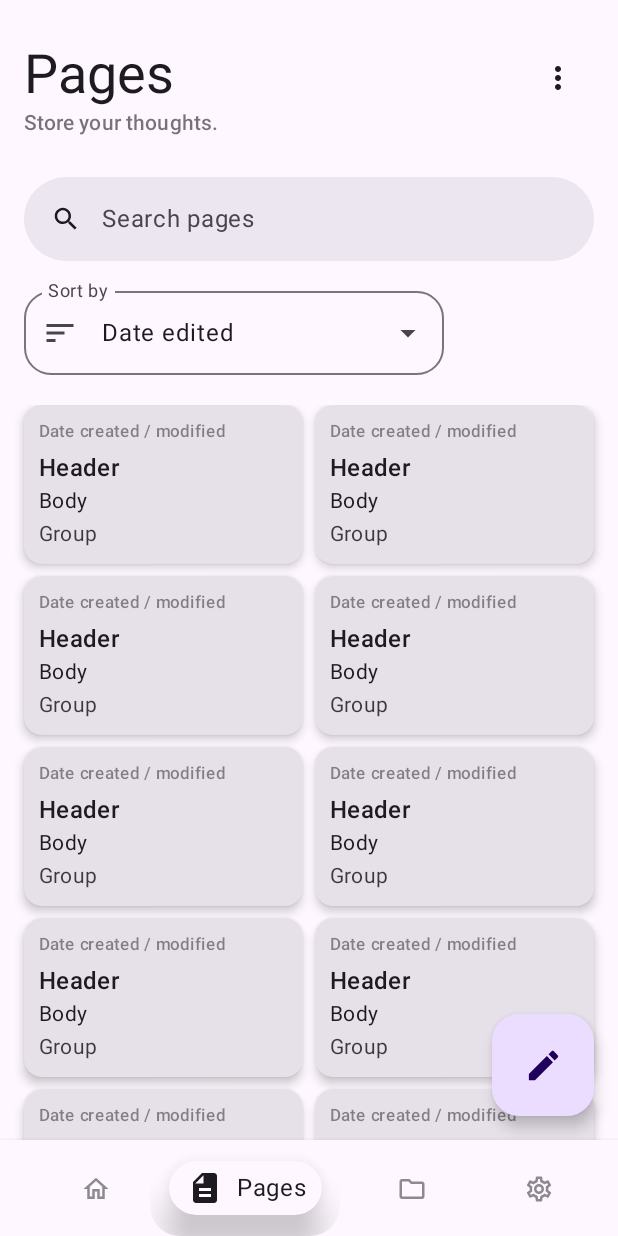
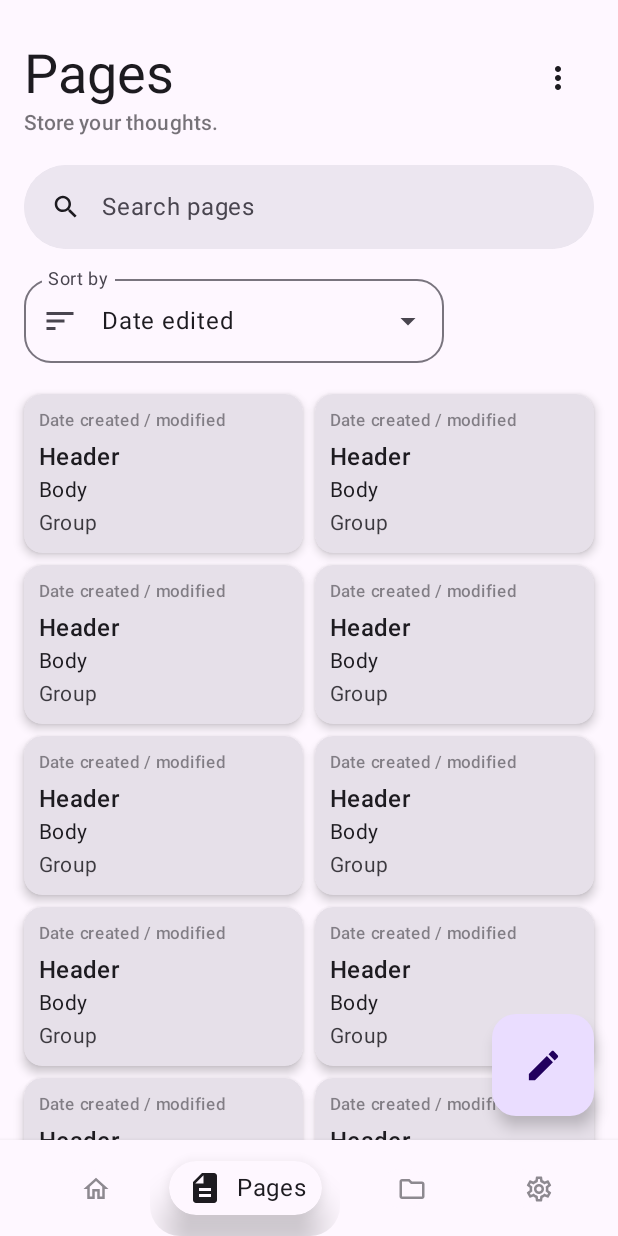
Before and after one commit to DavidL1023/Regimen, an Android app built with Jetpack Compose: the PagesScreen screen opened through its navigation route, on a phone screen of 412 x 824 dp. Run offline under Robolectric (Android 15) with nearby library versions, the phone set to English and light mode, and no system bars; our stand-ins replace Dagger/Hilt's generated code.

Commit message:
Hide content animation fixes

```diff
--- a/app/src/main/java/app/regimen/MainScreen.kt
+++ b/app/src/main/java/app/regimen/MainScreen.kt
@@ -7,9 +7,11 @@ import androidx.compose.animation.core.animateDpAsState
 import androidx.compose.animation.core.animateFloatAsState
 import androidx.compose.animation.core.spring
 import androidx.compose.animation.core.tween
+import androidx.compose.animation.expandIn
+import androidx.compose.animation.fadeIn
+import androidx.compose.animation.fadeOut
 import androidx.compose.foundation.background
 import androidx.compose.foundation.clickable
-import androidx.compose.foundation.indication
 import androidx.compose.foundation.interaction.MutableInteractionSource
 import androidx.compose.foundation.layout.Arrangement
 import androidx.compose.foundation.layout.Box
@@ -26,8 +28,6 @@ import androidx.compose.foundation.layout.offset
 import androidx.compose.foundation.layout.padding
 import androidx.compose.foundation.layout.size
 import androidx.compose.foundation.layout.width
-import androidx.compose.foundation.lazy.LazyListState
-import androidx.compose.foundation.lazy.staggeredgrid.LazyStaggeredGridState
 import androidx.compose.foundation.shape.RoundedCornerShape
 import androidx.compose.material.icons.Icons
 import androidx.compose.material.icons.filled.Add
@@ -42,13 +42,10 @@ import androidx.compose.material3.Scaffold
 import androidx.compose.material3.Text
 import androidx.compose.runtime.Composable
 import androidx.compose.runtime.DisposableEffect
-import androidx.compose.runtime.State
 import androidx.compose.runtime.getValue
 import androidx.compose.runtime.mutableStateOf
-import androidx.compose.runtime.produceState
 import androidx.compose.runtime.remember
 import androidx.compose.runtime.setValue
-import androidx.compose.runtime.snapshotFlow
 import androidx.compose.ui.Alignment
 import androidx.compose.ui.Modifier
 import androidx.compose.ui.draw.alpha
@@ -62,6 +59,7 @@ import androidx.compose.ui.graphics.CompositingStrategy
 import androidx.compose.ui.graphics.graphicsLayer
 import androidx.compose.ui.graphics.vector.ImageVector
 import androidx.compose.ui.graphics.vector.rememberVectorPainter
+import androidx.compose.ui.unit.IntSize
 import androidx.compose.ui.unit.dp
 import androidx.navigation.NavDestination
 import androidx.navigation.NavDestination.Companion.hierarchy
@@ -201,7 +199,7 @@ fun MainScreen() {
 fun CustomFloatingActionButton(
     expandable: Boolean,
     onFabClick: () -> Unit,
-    fabBoxContent: @Composable BoxScope.(Boolean) -> Unit,
+    fabBoxContent: @Composable() (BoxScope.(Boolean) -> Unit),
     fabIcon: ImageVector,
     toggledFocusDim: Boolean
 ) {
@@ -223,7 +221,6 @@ fun CustomFloatingActionButton(
     )
 
     Column {
-
         // ExpandedBox over the FAB
         Box(
             modifier = Modifier
@@ -246,17 +243,15 @@ fun CustomFloatingActionButton(
         }
 
         FloatingActionButton(
+            modifier = Modifier
+                .width(expandedFabWidth)
+                .height(expandedFabHeight),
             onClick = {
                 onFabClick()
                 if (expandable) {
                     isExpanded = !isExpanded
                 }
-            },
-            modifier = Modifier
-                .width(expandedFabWidth)
-                .height(expandedFabHeight),
-            shape = RoundedCornerShape(18.dp)
-
+            }
         ) {
 
             Icon(
@@ -294,7 +289,6 @@ fun CustomFloatingActionButton(
                     )
             )
         }
-
     }
 }
 
--- a/app/src/main/java/app/regimen/screens/Groups.kt
+++ b/app/src/main/java/app/regimen/screens/Groups.kt
@@ -118,9 +118,7 @@ fun GroupsScreen(
     )
 
     // Groups column
-    Column (
-        verticalArrangement = Arrangement.spacedBy(12.dp)
-    ) {
+    Column {
 
         // Tab selector (includes group list)
         GroupTabs(lazyListState, lazyStaggeredGridState)
@@ -273,7 +271,7 @@ fun RemindersGroupTab(lazyListState: LazyListState) {
         verticalArrangement = Arrangement.spacedBy(12.dp),
         content = {
 
-            item(1) {
+            item {
                 // Display group list
                 Column {
                     val isButtonClicked = toggleableTextButton()
--- a/app/src/main/java/app/regimen/screens/Home.kt
+++ b/app/src/main/java/app/regimen/screens/Home.kt
@@ -2,6 +2,11 @@ package app.regimen.screens
 
 import androidx.compose.animation.AnimatedVisibility
 import androidx.compose.animation.core.animateDpAsState
+import androidx.compose.animation.expandIn
+import androidx.compose.animation.expandVertically
+import androidx.compose.animation.fadeIn
+import androidx.compose.animation.fadeOut
+import androidx.compose.animation.shrinkVertically
 import androidx.compose.foundation.background
 import androidx.compose.foundation.clickable
 import androidx.compose.foundation.layout.Arrangement
@@ -90,14 +95,17 @@ fun HomeScreen(
         )
     )
 
-
     // Home column
-    Column (
-        verticalArrangement = Arrangement.spacedBy(12.dp)
-    ) {
+    Column {
 
         // Horizontal scroll for calendar filter
-        CalendarFilterChips(hiddenOnScroll)
+        AnimatedVisibility(
+            visible = hiddenOnScroll,
+            enter = expandVertically(),
+            exit = shrinkVertically()
+        ) {
+            CalendarFilterChips()
+        }
 
         // Filter by reminder type
         CategoryFilterSegmented()
@@ -231,18 +239,15 @@ fun ReminderCard(displayGroup: Boolean) {
 
 // Row of calendar filter chips
 @Composable
-private fun CalendarFilterChips(hiddenOnScroll: Boolean) {
+private fun CalendarFilterChips() {
     val selectedChipIndex = remember { mutableIntStateOf(-1) }
     val leftRightFade = Brush.horizontalGradient(0f to Color.Transparent, 0.03f to Color.Red, 0.97f to Color.Red, 1f to Color.Transparent)
 
-    AnimatedVisibility(
-        visible = hiddenOnScroll
-    ) {
     LazyRow(
         horizontalArrangement = Arrangement.spacedBy(10.dp),
         modifier = Modifier
             .fadingEdge(leftRightFade)
-                .height(80.dp)
+            .padding(bottom = 12.dp)
     ) {
 
         item {
@@ -262,7 +267,6 @@ private fun CalendarFilterChips(hiddenOnScroll: Boolean) {
 
         item {
             Spacer(modifier = Modifier.width(10.dp))
-            }
         }
     }
 }
@@ -323,7 +327,7 @@ fun CategoryFilterSegmented() {
     SingleChoiceSegmentedButtonRow (
         modifier = Modifier
             .fillMaxWidth()
-            .padding(horizontal = 16.dp)
+            .padding(start = 16.dp, end = 16.dp, bottom = 12.dp)
     ) {
         options.forEachIndexed { index, label ->
             SegmentedButton(
--- a/app/src/main/java/app/regimen/screens/Pages.kt
+++ b/app/src/main/java/app/regimen/screens/Pages.kt
@@ -3,6 +3,8 @@ package app.regimen.screens
 import androidx.compose.animation.AnimatedVisibility
 import androidx.compose.animation.core.animateDpAsState
 import androidx.compose.animation.core.animateFloatAsState
+import androidx.compose.animation.expandVertically
+import androidx.compose.animation.shrinkVertically
 import androidx.compose.foundation.clickable
 import androidx.compose.foundation.layout.Arrangement
 import androidx.compose.foundation.layout.Column
@@ -81,12 +83,16 @@ fun PagesScreen(
 
 
     // Pages column
-    Column(
-        verticalArrangement = Arrangement.spacedBy(12.dp)
-    ) {
+    Column {
 
         // Search bar for pages
-        PageSearchBar(hiddenOnScroll)
+        AnimatedVisibility(
+            visible = hiddenOnScroll,
+            enter = expandVertically(),
+            exit = shrinkVertically()
+        ) {
+            PageSearchBar()
+        }
 
         // Sort button
         SortExpandable()
@@ -111,6 +117,10 @@ fun LazyPageGrid(lazyStaggeredGridState: LazyStaggeredGridState) {
         verticalItemSpacing = 8.dp,
         content = {
 
+            item(span = StaggeredGridItemSpan.FullLine) {
+                Spacer(modifier = Modifier.height(0.5.dp))
+            }
+
             items(18) { index ->
                 PageCard(true)
             }
@@ -134,7 +144,7 @@ fun SortExpandable() {
         expanded = expanded,
         onExpandedChange = { expanded = !expanded },
         modifier = Modifier
-            .padding(start = 16.dp, bottom = 8.dp)
+            .padding(start = 16.dp, bottom = 12.dp)
     ) {
         OutlinedTextField(
             modifier = Modifier.menuAnchor(),
@@ -220,17 +230,14 @@ fun PageCard(displayGroup: Boolean) {
 // Page search bar
 @OptIn(ExperimentalMaterial3Api::class)
 @Composable
-fun PageSearchBar(hiddenOnScroll: Boolean) {
+fun PageSearchBar() {
     var text by remember { mutableStateOf("")}
     var active by remember { mutableStateOf(false)}
 
-    AnimatedVisibility(
-        visible = hiddenOnScroll
-    ) {
     DockedSearchBar(
         modifier = Modifier
             .fillMaxWidth()
-                .padding(start = 16.dp, end = 16.dp, top = 8.dp),
+            .padding(start = 16.dp, end = 16.dp, bottom = 12.dp),
         query = text,
         onQueryChange = {
             text = it
@@ -273,4 +280,3 @@ fun PageSearchBar(hiddenOnScroll: Boolean) {
 
     }
 }
-}
```
Lines whose indentation alone changed are shown as unchanged.
